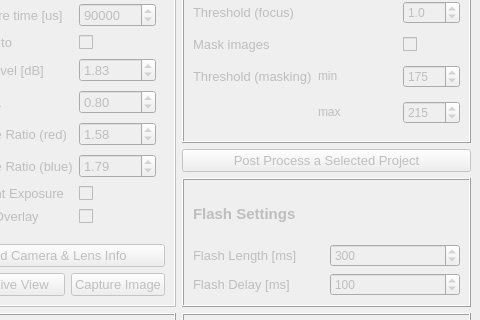
evo-biomech/scAnt, file GUI/scAnt_GUI_mw.ui: the form before one commit; both pictures show x 784 to 1264 and y 173 to 493 of the 1264 by 860 pixel window.
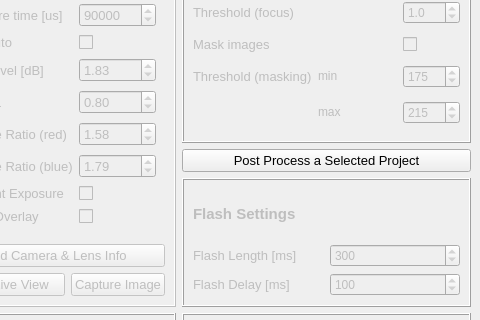
The form after the commit. Icons and pictures are not drawn.

What changed in the file:
```diff
--- a/GUI/scAnt_GUI_mw.ui
+++ b/GUI/scAnt_GUI_mw.ui
@@ -2206,7 +2206,7 @@
     <item row="2" column="2">
      <widget class="QPushButton" name="pushButton_openPostWindow">
       <property name="enabled">
-       <bool>false</bool>
+       <bool>true</bool>
       </property>
       <property name="font">
        <font>
```
Left out of the diff: 81 changed lines with no effect on the pictures.
